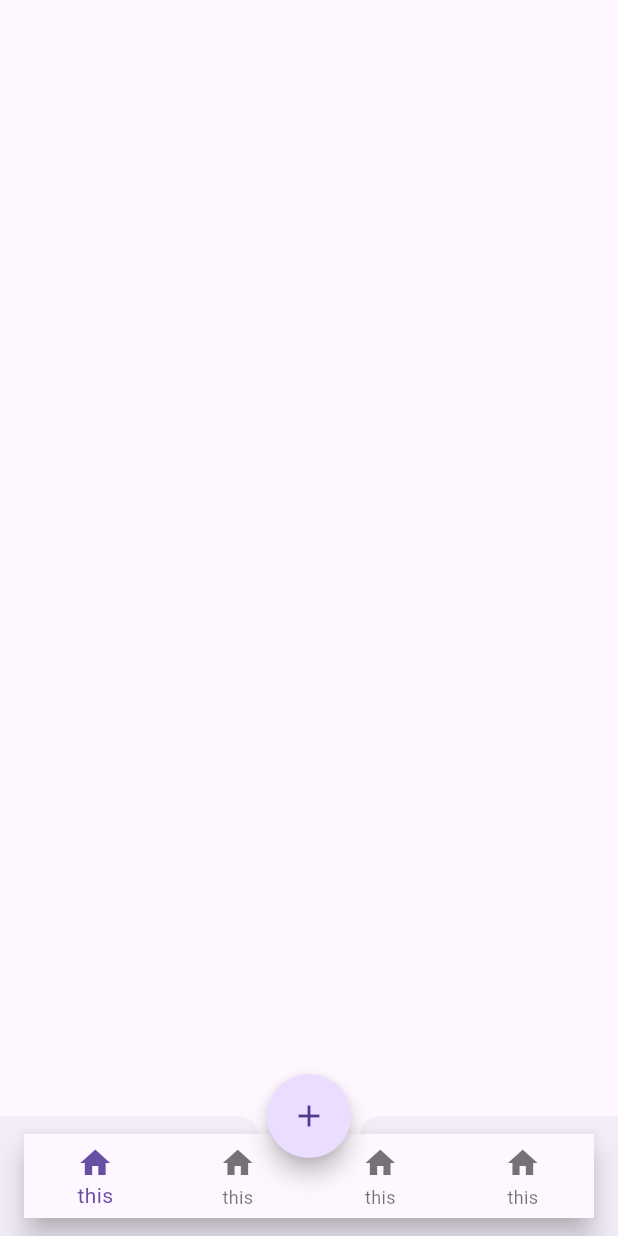
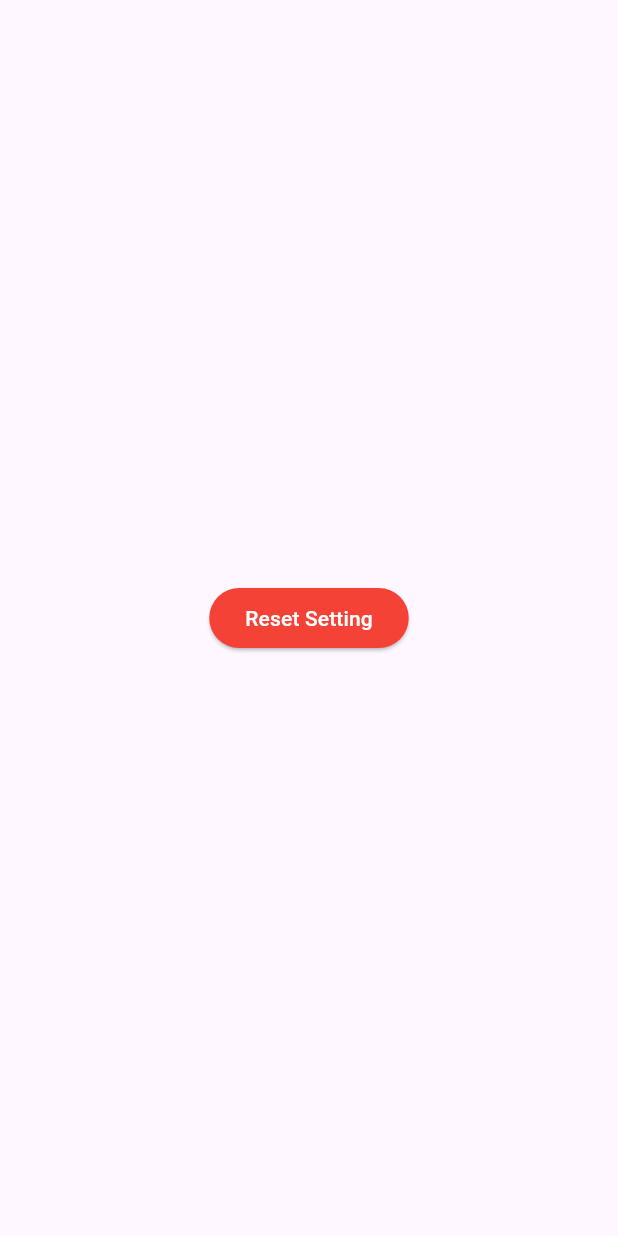
Before and after one commit to SinaaDev/test_widgets, a Flutter app: the screen it shows after launch, on a phone screen of 412 x 824 dp. Run offline on Flutter 3.47's test engine with Material 3 defaults, Android fonts, the phone set to English and light mode, and no system bars.

Commit message:
Alert dialog added!

```diff
--- a/lib/main.dart
+++ b/lib/main.dart
@@ -1,5 +1,6 @@
 import 'package:flutter/material.dart';
 import 'package:task_widget/widgets/bottom_bar_widget.dart';
+import 'package:task_widget/widgets/dialog_widget.dart';
 import 'package:task_widget/widgets/drawer_widget.dart';
 import 'package:task_widget/widgets/tabbar_widget.dart';
 
@@ -23,7 +24,7 @@ class MyApp extends StatelessWidget {
           minVerticalPadding: 15
         )
       ),
-      home: BottomBarWidget(),
+      home: DialogWidget(),
     );
   }
 }
--- /dev/null
+++ b/lib/widgets/dialog_widget.dart
@@ -0,0 +1,32 @@
+import 'package:flutter/material.dart';
+
+class DialogWidget extends StatelessWidget {
+  const DialogWidget({super.key});
+
+  void _openAlertDialog(BuildContext context){
+    showDialog(context: context, builder: (context) => AlertDialog(
+      title: Text('Reset Settings?'),
+      content: Text('This will reset your device to its default factory settings'),
+      actions: [
+        TextButton(onPressed: ()=>Navigator.pop(context), child: Text('CANCEL')),
+        TextButton(onPressed: ()=>Navigator.pop(context), child: Text('ACCEPT')),
+      ],
+    ),);
+  }
+
+  @override
+  Widget build(BuildContext context) {
+    return Scaffold(
+      body: Center(
+        child: ElevatedButton(
+          onPressed:()=> _openAlertDialog(context),
+          child: Text('Reset Setting'),
+          style: ElevatedButton.styleFrom(
+            backgroundColor: Colors.red,
+            foregroundColor: Colors.white,
+          ),
+        ),
+      ),
+    );
+  }
+}
```
